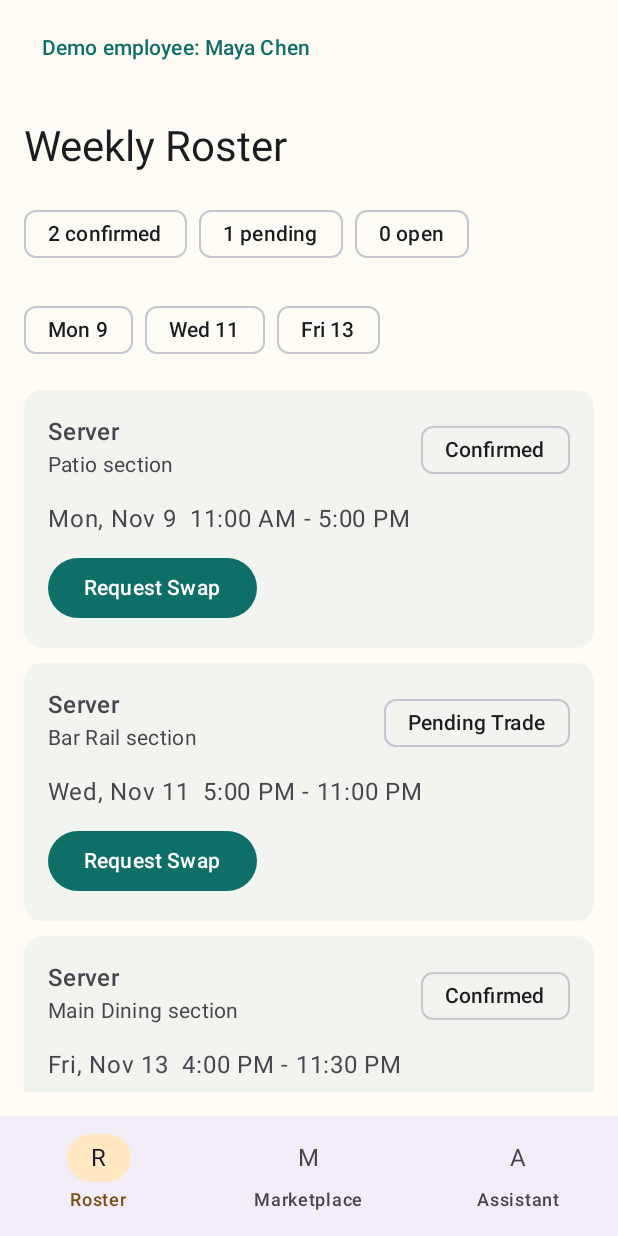
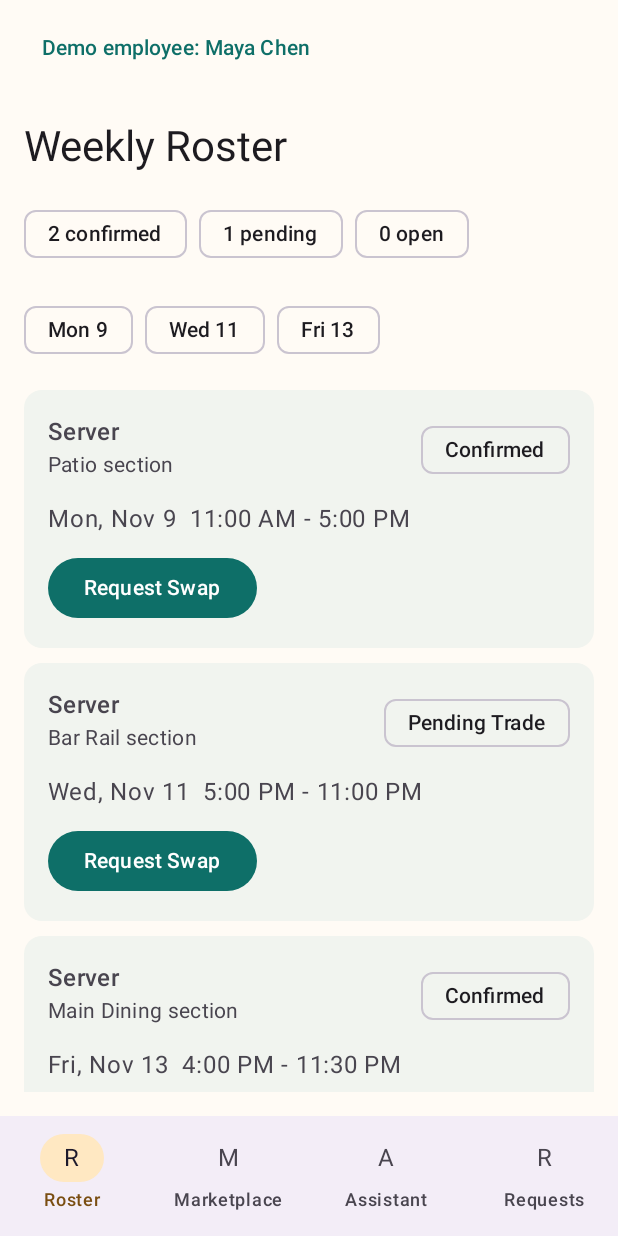
Before and after one commit to Amartya2001-droid/ShiftSync, an Android app built with Jetpack Compose: the screen it shows after launch (MainActivity), on a phone screen of 412 x 824 dp. Run offline under Robolectric (Android 15) with nearby library versions, the phone set to English and light mode, and no system bars; our stand-ins replace Room's generated code.

Commit message:
Show participant-scoped request history and status

```diff
--- a/app/src/main/java/com/shiftsync/app/data/local/ScheduleDao.kt
+++ b/app/src/main/java/com/shiftsync/app/data/local/ScheduleDao.kt
@@ -8,6 +8,12 @@ import kotlinx.coroutines.flow.Flow
 
 @Dao
 interface ScheduleDao {
+    @Query("SELECT * FROM trade_requests WHERE requesterId = :employeeId OR recipientId = :employeeId ORDER BY createdAt DESC, id")
+    fun observeRequests(employeeId: String): Flow<List<TradeRequestEntity>>
+
+    @Query("SELECT * FROM shifts")
+    fun observeAllShifts(): Flow<List<ShiftEntity>>
+
     @Query("""
         UPDATE trade_requests
         SET status = CASE WHEN recipientId IS NULL THEN 'Accepted' ELSE 'Rejected' END,
--- a/app/src/main/java/com/shiftsync/app/data/repository/OfflineFirstScheduleRepository.kt
+++ b/app/src/main/java/com/shiftsync/app/data/repository/OfflineFirstScheduleRepository.kt
@@ -15,6 +15,9 @@ import com.shiftsync.app.domain.repository.ScheduleRepository
 import com.shiftsync.app.domain.usecase.CalculateWeeklyScheduleMetricsUseCase
 import com.shiftsync.app.domain.usecase.DraftSwapNoteUseCase
 import com.shiftsync.app.domain.usecase.SummarizeOpenCoverageUseCase
+import com.shiftsync.app.domain.model.RequestHistoryItem
+import com.shiftsync.app.domain.usecase.BuildRequestHistoryUseCase
+import kotlinx.coroutines.flow.combine
 import kotlinx.coroutines.flow.Flow
 import kotlinx.coroutines.flow.map
 import java.time.Instant
@@ -45,6 +48,11 @@ class OfflineFirstScheduleRepository(
     override fun observeOpenShifts(): Flow<List<Shift>> {
         return dao.observeOpenShifts().map { entities -> entities.map { it.toDomain() } }
     }
+
+    override fun observeRequestHistory(employeeId: String): Flow<List<RequestHistoryItem>> =
+        combine(dao.observeRequests(employeeId), dao.observeAllShifts(), dao.observeTeam()) { requests, shifts, employees ->
+            BuildRequestHistoryUseCase()(employeeId, requests.map { it.toDomain() }, shifts.map { it.toDomain() }, employees.map { it.toDomain() })
+        }
 
     override fun observeTeam(): Flow<List<Employee>> {
         return dao.observeTeam().map { entities -> entities.map { it.toDomain() } }
--- a/app/src/main/java/com/shiftsync/app/domain/repository/ScheduleRepository.kt
+++ b/app/src/main/java/com/shiftsync/app/domain/repository/ScheduleRepository.kt
@@ -1,5 +1,6 @@
 package com.shiftsync.app.domain.repository
 
+import com.shiftsync.app.domain.model.RequestHistoryItem
 import com.shiftsync.app.domain.model.Employee
 import com.shiftsync.app.domain.model.ScheduleInsight
 import com.shiftsync.app.domain.model.Shift
@@ -10,6 +11,7 @@ interface ScheduleRepository {
     suspend fun initialize() {}
     fun observeMyShifts(employeeId: String): Flow<List<Shift>>
     fun observeOpenShifts(): Flow<List<Shift>>
+    fun observeRequestHistory(employeeId: String): Flow<List<RequestHistoryItem>>
     fun observeTeam(): Flow<List<Employee>>
     suspend fun shiftsForEmployee(employeeId: String): List<Shift>
     suspend fun postOpenShift(shiftId: String, note: String, requesterId: String): TradeRequest
--- /dev/null
+++ b/app/src/main/java/com/shiftsync/app/domain/usecase/BuildRequestHistoryUseCase.kt
@@ -0,0 +1,17 @@
+package com.shiftsync.app.domain.usecase
+
+import com.shiftsync.app.domain.model.*
+
+class BuildRequestHistoryUseCase {
+    operator fun invoke(employeeId: String, requests: List<TradeRequest>, shifts: List<Shift>, team: List<Employee>): List<RequestHistoryItem> {
+        val shiftsById = shifts.associateBy { it.id }
+        val employeesById = team.associateBy { it.id }
+        return requests.filter { it.requesterId == employeeId || it.recipientId == employeeId }
+            .sortedWith(compareByDescending<TradeRequest> { it.createdAt }.thenBy { it.id })
+            .map { request ->
+                RequestHistoryItem(request, shiftsById[request.shiftId],
+                    employeesById[request.requesterId]?.name ?: "Unknown employee",
+                    request.recipientId?.let { employeesById[it]?.name ?: "Unknown employee" })
+            }
+    }
+}
--- a/app/src/main/java/com/shiftsync/app/presentation/MainViewModel.kt
+++ b/app/src/main/java/com/shiftsync/app/presentation/MainViewModel.kt
@@ -3,6 +3,7 @@ package com.shiftsync.app.presentation
 import androidx.lifecycle.ViewModel
 import androidx.lifecycle.ViewModelProvider
 import androidx.lifecycle.viewModelScope
+import com.shiftsync.app.domain.model.RequestHistoryItem
 import com.shiftsync.app.domain.model.Employee
 import com.shiftsync.app.domain.model.ScheduleInsight
 import com.shiftsync.app.domain.model.Shift
@@ -55,9 +56,10 @@ class MainViewModel(
                 combine(
                     repository.observeMyShifts(activeEmployeeId),
                     repository.observeOpenShifts(),
-                    repository.observeTeam()
-                ) { myShifts, openShifts, team ->
-                    ScheduleUiState(currentEmployeeId = activeEmployeeId, myShifts = myShifts, openShifts = openShifts, team = team)
+                    repository.observeTeam(),
+                    repository.observeRequestHistory(activeEmployeeId)
+                ) { myShifts, openShifts, team, requestHistory ->
+                    ScheduleUiState(currentEmployeeId = activeEmployeeId, myShifts = myShifts, openShifts = openShifts, team = team, requestHistory = requestHistory)
                 }.collect { nextState ->
                     mutableState.update {
                         nextState.copy(
@@ -179,6 +181,7 @@ data class ScheduleUiState(
     val isSavingSwap: Boolean = false,
     val isLoading: Boolean = false,
     val loadError: String? = null,
+    val requestHistory: List<RequestHistoryItem> = emptyList(),
     val myShifts: List<Shift> = emptyList(),
     val openShifts: List<Shift> = emptyList(),
     val team: List<Employee> = emptyList(),
--- a/app/src/main/java/com/shiftsync/app/presentation/ShiftSyncApp.kt
+++ b/app/src/main/java/com/shiftsync/app/presentation/ShiftSyncApp.kt
@@ -27,6 +27,7 @@ import androidx.compose.runtime.remember
 import androidx.compose.runtime.setValue
 import androidx.compose.ui.Modifier
 import androidx.compose.ui.unit.dp
+import com.shiftsync.app.presentation.requests.RequestHistoryScreen
 import com.shiftsync.app.presentation.assistant.AssistantScreen
 import com.shiftsync.app.presentation.calendar.RosterScreen
 import com.shiftsync.app.presentation.marketplace.MarketplaceScreen
@@ -37,7 +38,7 @@ fun ShiftSyncApp(viewModel: MainViewModel) {
     val state by viewModel.state.collectAsState()
     val snackbarHostState = remember { SnackbarHostState() }
     var selectedTab by remember { mutableIntStateOf(0) }
-    val tabs = listOf("Roster", "Marketplace", "Assistant")
+    val tabs = listOf("Roster", "Marketplace", "Assistant", "Requests")
 
     if (state.isLoading || state.loadError != null) {
         Column(
@@ -106,6 +107,7 @@ fun ShiftSyncApp(viewModel: MainViewModel) {
                 onClaimShift = viewModel::claimShift,
                 modifier = Modifier.padding(padding)
             )
+            3 -> RequestHistoryScreen(state = state, modifier = Modifier.padding(padding))
             2 -> AssistantScreen(
                 state = state,
                 onRefresh = viewModel::refreshInsight,
```
Also changed, not shown: app/src/main/java/com/shiftsync/app/data/repository/InMemoryScheduleRepository.kt (+11 -3 lines), app/src/main/java/com/shiftsync/app/domain/model/RequestHistoryItem.kt (added, +8 -0 lines), app/src/main/java/com/shiftsync/app/presentation/requests/RequestHistoryScreen.kt (added, +40 -0 lines), 5 other files.
